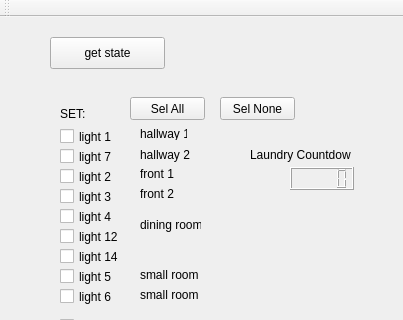
johnty/HueController, file huecontrolwindow.ui: the form before one commit; both pictures show x 0 to 403 and y 0 to 320 of the 403 by 579 pixel window.
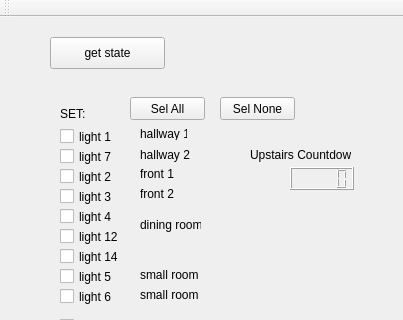
The form after the commit.

Commit message: upstairs countdown

The edit to the form file:
```diff
--- a/huecontrolwindow.ui
+++ b/huecontrolwindow.ui
@@ -167,7 +167,7 @@
      </rect>
     </property>
     <property name="text">
-     <string>Laundry Countdown</string>
+     <string>Upstairs Countdown</string>
     </property>
    </widget>
    <widget class="QLabel" name="label_3">
```
The commit also changes 6 other files.
